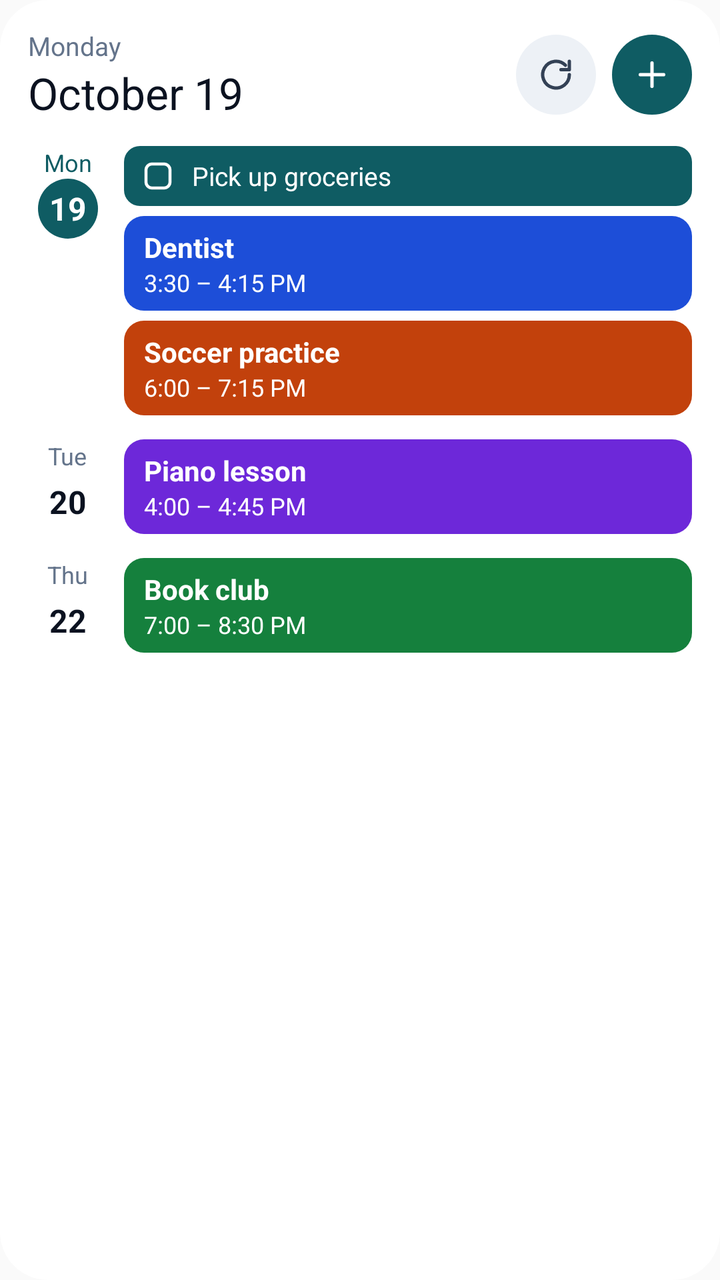
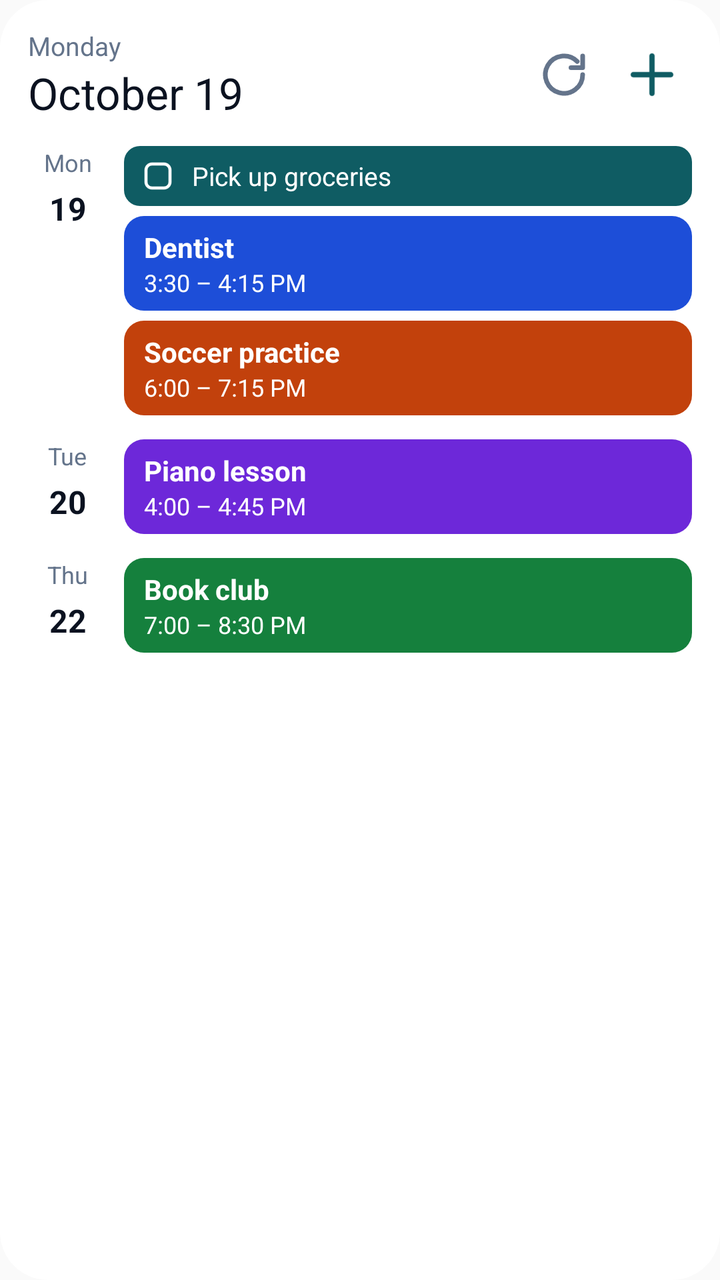

An Android layout rendered at two revisions. The XML below is the earlier revision; the diff shows what the commit changed to produce the second picture.
<!-- AndroidManifest.xml: application theme Theme.Kairos -->
<!-- res/layout/widget_preview.xml -->
<?xml version="1.0" encoding="utf-8"?>
<LinearLayout xmlns:android="http://schemas.android.com/apk/res/android"
    android:layout_width="match_parent"
    android:layout_height="match_parent"
    android:background="@drawable/wp_bg_card"
    android:orientation="vertical"
    android:paddingStart="14dp"
    android:paddingTop="14dp"
    android:paddingEnd="14dp">

    <LinearLayout android:layout_width="match_parent" android:layout_height="wrap_content" android:layout_marginBottom="12dp" android:gravity="center_vertical" android:orientation="horizontal">
        <LinearLayout android:layout_width="0dp" android:layout_height="wrap_content" android:layout_weight="1" android:orientation="vertical">
            <TextView android:layout_width="wrap_content" android:layout_height="wrap_content" android:text="Monday" android:textColor="@color/wp_muted" android:textSize="13sp" />
            <TextView android:layout_width="wrap_content" android:layout_height="wrap_content" android:maxLines="1" android:text="October 19" android:textColor="@color/wp_ink" android:textSize="22sp" />
        </LinearLayout>
        <FrameLayout android:layout_width="40dp" android:layout_height="40dp" android:layout_marginEnd="8dp" android:background="@drawable/wp_bg_chip">
            <ImageView android:layout_width="20dp" android:layout_height="20dp" android:layout_gravity="center" android:src="@drawable/ic_widget_refresh" android:tint="@color/wp_chip_icon" />
        </FrameLayout>
        <FrameLayout android:layout_width="40dp" android:layout_height="40dp" android:background="@drawable/wp_bg_accent">
            <ImageView android:layout_width="20dp" android:layout_height="20dp" android:layout_gravity="center" android:src="@drawable/ic_widget_plus" android:tint="@color/wp_on_accent" />
        </FrameLayout>
    </LinearLayout>

    <LinearLayout android:layout_width="match_parent" android:layout_height="wrap_content" android:layout_marginBottom="7dp" android:orientation="horizontal">
        <LinearLayout android:layout_width="40dp" android:layout_height="wrap_content" android:gravity="center_horizontal" android:orientation="vertical">
            <TextView android:layout_width="wrap_content" android:layout_height="wrap_content" android:text="Mon" android:textColor="@color/wp_accent" android:textSize="12sp" />
            <TextView android:layout_width="30dp" android:layout_height="30dp" android:gravity="center" android:background="@drawable/wp_bg_today" android:text="19" android:textColor="@color/wp_on_accent" android:textSize="16sp" android:textStyle="bold" />
        </LinearLayout>
        <LinearLayout android:layout_width="0dp" android:layout_height="wrap_content" android:layout_marginStart="8dp" android:layout_weight="1" android:orientation="vertical">
            <LinearLayout android:layout_width="match_parent" android:layout_height="30dp" android:layout_marginBottom="5dp" android:background="@drawable/wp_bg_task" android:gravity="center_vertical" android:orientation="horizontal" android:paddingStart="8dp" android:paddingEnd="10dp">
                <ImageView android:layout_width="18dp" android:layout_height="18dp" android:layout_marginEnd="8dp" android:src="@drawable/ic_widget_box" android:tint="@color/wp_on_accent" />
                <TextView android:layout_width="wrap_content" android:layout_height="wrap_content" android:maxLines="1" android:text="Pick up groceries" android:textColor="@color/wp_on_accent" android:textSize="13sp" />
            </LinearLayout>
            <LinearLayout android:layout_width="match_parent" android:layout_height="wrap_content" android:layout_marginBottom="5dp" android:background="@drawable/wp_bg_ev_blue" android:orientation="vertical" android:paddingStart="10dp" android:paddingTop="6dp" android:paddingEnd="10dp" android:paddingBottom="6dp">
                <TextView android:layout_width="wrap_content" android:layout_height="wrap_content" android:maxLines="1" android:text="Dentist" android:textColor="#FFFFFFFF" android:textSize="14sp" android:textStyle="bold" />
                <TextView android:layout_width="wrap_content" android:layout_height="wrap_content" android:maxLines="1" android:text="3:30 – 4:15 PM" android:textColor="#FFFFFFFF" android:textSize="12sp" />
            </LinearLayout>
            <LinearLayout android:layout_width="match_parent" android:layout_height="wrap_content" android:layout_marginBottom="5dp" android:background="@drawable/wp_bg_ev_orange" android:orientation="vertical" android:paddingStart="10dp" android:paddingTop="6dp" android:paddingEnd="10dp" android:paddingBottom="6dp">
                <TextView android:layout_width="wrap_content" android:layout_height="wrap_content" android:maxLines="1" android:text="Soccer practice" android:textColor="#FFFFFFFF" android:textSize="14sp" android:textStyle="bold" />
                <TextView android:layout_width="wrap_content" android:layout_height="wrap_content" android:maxLines="1" android:text="6:00 – 7:15 PM" android:textColor="#FFFFFFFF" android:textSize="12sp" />
            </LinearLayout>
        </LinearLayout>
    </LinearLayout>
    <LinearLayout android:layout_width="match_parent" android:layout_height="wrap_content" android:layout_marginBottom="7dp" android:orientation="horizontal">
        <LinearLayout android:layout_width="40dp" android:layout_height="wrap_content" android:gravity="center_horizontal" android:orientation="vertical">
            <TextView android:layout_width="wrap_content" android:layout_height="wrap_content" android:text="Tue" android:textColor="@color/wp_muted" android:textSize="12sp" />
            <TextView android:layout_width="30dp" android:layout_height="30dp" android:gravity="center" android:text="20" android:textColor="@color/wp_ink" android:textSize="16sp" android:textStyle="bold" />
        </LinearLayout>
        <LinearLayout android:layout_width="0dp" android:layout_height="wrap_content" android:layout_marginStart="8dp" android:layout_weight="1" android:orientation="vertical">
            <LinearLayout android:layout_width="match_parent" android:layout_height="wrap_content" android:layout_marginBottom="5dp" android:background="@drawable/wp_bg_ev_purple" android:orientation="vertical" android:paddingStart="10dp" android:paddingTop="6dp" android:paddingEnd="10dp" android:paddingBottom="6dp">
                <TextView android:layout_width="wrap_content" android:layout_height="wrap_content" android:maxLines="1" android:text="Piano lesson" android:textColor="#FFFFFFFF" android:textSize="14sp" android:textStyle="bold" />
                <TextView android:layout_width="wrap_content" android:layout_height="wrap_content" android:maxLines="1" android:text="4:00 – 4:45 PM" android:textColor="#FFFFFFFF" android:textSize="12sp" />
            </LinearLayout>
        </LinearLayout>
    </LinearLayout>
    <LinearLayout android:layout_width="match_parent" android:layout_height="wrap_content" android:layout_marginBottom="7dp" android:orientation="horizontal">
        <LinearLayout android:layout_width="40dp" android:layout_height="wrap_content" android:gravity="center_horizontal" android:orientation="vertical">
            <TextView android:layout_width="wrap_content" android:layout_height="wrap_content" android:text="Thu" android:textColor="@color/wp_muted" android:textSize="12sp" />
            <TextView android:layout_width="30dp" android:layout_height="30dp" android:gravity="center" android:text="22" android:textColor="@color/wp_ink" android:textSize="16sp" android:textStyle="bold" />
        </LinearLayout>
        <LinearLayout android:layout_width="0dp" android:layout_height="wrap_content" android:layout_marginStart="8dp" android:layout_weight="1" android:orientation="vertical">
            <LinearLayout android:layout_width="match_parent" android:layout_height="wrap_content" android:layout_marginBottom="5dp" android:background="@drawable/wp_bg_ev_green" android:orientation="vertical" android:paddingStart="10dp" android:paddingTop="6dp" android:paddingEnd="10dp" android:paddingBottom="6dp">
                <TextView android:layout_width="wrap_content" android:layout_height="wrap_content" android:maxLines="1" android:text="Book club" android:textColor="#FFFFFFFF" android:textSize="14sp" android:textStyle="bold" />
                <TextView android:layout_width="wrap_content" android:layout_height="wrap_content" android:maxLines="1" android:text="7:00 – 8:30 PM" android:textColor="#FFFFFFFF" android:textSize="12sp" />
            </LinearLayout>
        </LinearLayout>
    </LinearLayout>
</LinearLayout>
<!-- resources referenced by this layout -->
<resources>
  <color name="wp_accent">#FF0F5C63</color>
  <color name="wp_chip_icon">#FF334155</color>
  <color name="wp_ink">#FF0B1220</color>
  <color name="wp_muted">#FF64748B</color>
  <color name="wp_on_accent">#FFFFFFFF</color>
  <!-- drawable ic_widget_box (drawable) -->
  <?xml version="1.0" encoding="utf-8"?>
  <vector xmlns:android="http://schemas.android.com/apk/res/android"
      android:width="24dp"
      android:height="24dp"
      android:viewportWidth="24"
      android:viewportHeight="24">
      <path android:strokeColor="#FFFFFFFF" android:strokeWidth="2" android:strokeLineCap="round" android:strokeLineJoin="round" android:fillColor="#00000000" android:pathData="M8,4h8a4,4 0,0 1,4 4v8a4,4 0,0 1,-4 4H8a4,4 0,0 1,-4 -4V8a4,4 0,0 1,4 -4z" />
  </vector>
  <!-- drawable ic_widget_plus (drawable) -->
  <?xml version="1.0" encoding="utf-8"?>
  <vector xmlns:android="http://schemas.android.com/apk/res/android"
      android:width="24dp"
      android:height="24dp"
      android:viewportWidth="24"
      android:viewportHeight="24">
      <path android:strokeColor="#FFFFFFFF" android:strokeWidth="2" android:strokeLineCap="round" android:strokeLineJoin="round" android:fillColor="#00000000" android:pathData="M12,5v14" />
      <path android:strokeColor="#FFFFFFFF" android:strokeWidth="2" android:strokeLineCap="round" android:strokeLineJoin="round" android:fillColor="#00000000" android:pathData="M5,12h14" />
  </vector>
  <!-- drawable wp_bg_accent (drawable) -->
  <?xml version="1.0" encoding="utf-8"?>
  <shape xmlns:android="http://schemas.android.com/apk/res/android" android:shape="rectangle">
      <solid android:color="@color/wp_accent" />
      <corners android:radius="20dp" />
  </shape>
  <!-- drawable wp_bg_card (drawable) -->
  <?xml version="1.0" encoding="utf-8"?>
  <shape xmlns:android="http://schemas.android.com/apk/res/android" android:shape="rectangle">
      <solid android:color="@color/wp_card" />
      <corners android:radius="24dp" />
  </shape>
  <!-- drawable wp_bg_chip (drawable) -->
  <?xml version="1.0" encoding="utf-8"?>
  <shape xmlns:android="http://schemas.android.com/apk/res/android" android:shape="rectangle">
      <solid android:color="@color/wp_chip" />
      <corners android:radius="20dp" />
  </shape>
  <!-- drawable wp_bg_ev_blue (drawable) -->
  <?xml version="1.0" encoding="utf-8"?>
  <shape xmlns:android="http://schemas.android.com/apk/res/android" android:shape="rectangle">
      <solid android:color="#FF1D4ED8" />
      <corners android:radius="10dp" />
  </shape>
  <!-- drawable wp_bg_ev_green (drawable) -->
  <?xml version="1.0" encoding="utf-8"?>
  <shape xmlns:android="http://schemas.android.com/apk/res/android" android:shape="rectangle">
      <solid android:color="#FF15803D" />
      <corners android:radius="10dp" />
  </shape>
  <!-- drawable wp_bg_ev_orange (drawable) -->
  <?xml version="1.0" encoding="utf-8"?>
  <shape xmlns:android="http://schemas.android.com/apk/res/android" android:shape="rectangle">
      <solid android:color="#FFC2410C" />
      <corners android:radius="10dp" />
  </shape>
  <!-- drawable wp_bg_ev_purple (drawable) -->
  <?xml version="1.0" encoding="utf-8"?>
  <shape xmlns:android="http://schemas.android.com/apk/res/android" android:shape="rectangle">
      <solid android:color="#FF6D28D9" />
      <corners android:radius="10dp" />
  </shape>
  <!-- drawable wp_bg_task (drawable) -->
  <?xml version="1.0" encoding="utf-8"?>
  <shape xmlns:android="http://schemas.android.com/apk/res/android" android:shape="rectangle">
      <solid android:color="@color/wp_accent" />
      <corners android:radius="8dp" />
  </shape>
  <!-- drawable wp_bg_today (drawable) -->
  <?xml version="1.0" encoding="utf-8"?>
  <shape xmlns:android="http://schemas.android.com/apk/res/android" android:shape="rectangle">
      <solid android:color="@color/wp_accent" />
      <corners android:radius="15dp" />
  </shape>
  <style name="Theme.Kairos" parent="android:Theme.Material.Light.NoActionBar" />
  <color name="wp_card">#FFFFFFFF</color>
  <color name="wp_chip">#FFEDF1F6</color>
  <!-- unchanged entries left out for length: 1 -->
</resources>

<!-- the commit's change to res/layout/widget_preview.xml (unified diff, before → after) -->
@@ -13,18 +13,18 @@
             <TextView android:layout_width="wrap_content" android:layout_height="wrap_content" android:text="Monday" android:textColor="@color/wp_muted" android:textSize="13sp" />
             <TextView android:layout_width="wrap_content" android:layout_height="wrap_content" android:maxLines="1" android:text="October 19" android:textColor="@color/wp_ink" android:textSize="22sp" />
         </LinearLayout>
-        <FrameLayout android:layout_width="40dp" android:layout_height="40dp" android:layout_marginEnd="8dp" android:background="@drawable/wp_bg_chip">
-            <ImageView android:layout_width="20dp" android:layout_height="20dp" android:layout_gravity="center" android:src="@drawable/ic_widget_refresh" android:tint="@color/wp_chip_icon" />
+        <FrameLayout android:layout_width="40dp" android:layout_height="40dp" android:layout_marginEnd="4dp">
+            <ImageView android:layout_width="28dp" android:layout_height="28dp" android:layout_gravity="center" android:src="@drawable/ic_widget_refresh" android:tint="@color/wp_muted" />
         </FrameLayout>
-        <FrameLayout android:layout_width="40dp" android:layout_height="40dp" android:background="@drawable/wp_bg_accent">
-            <ImageView android:layout_width="20dp" android:layout_height="20dp" android:layout_gravity="center" android:src="@drawable/ic_widget_plus" android:tint="@color/wp_on_accent" />
+        <FrameLayout android:layout_width="40dp" android:layout_height="40dp">
+            <ImageView android:layout_width="32dp" android:layout_height="32dp" android:layout_gravity="center" android:src="@drawable/ic_widget_plus" android:tint="@color/wp_accent" />
         </FrameLayout>
     </LinearLayout>
 
     <LinearLayout android:layout_width="match_parent" android:layout_height="wrap_content" android:layout_marginBottom="7dp" android:orientation="horizontal">
         <LinearLayout android:layout_width="40dp" android:layout_height="wrap_content" android:gravity="center_horizontal" android:orientation="vertical">
-            <TextView android:layout_width="wrap_content" android:layout_height="wrap_content" android:text="Mon" android:textColor="@color/wp_accent" android:textSize="12sp" />
-            <TextView android:layout_width="30dp" android:layout_height="30dp" android:gravity="center" android:background="@drawable/wp_bg_today" android:text="19" android:textColor="@color/wp_on_accent" android:textSize="16sp" android:textStyle="bold" />
+            <TextView android:layout_width="wrap_content" android:layout_height="wrap_content" android:text="Mon" android:textColor="@color/wp_muted" android:textSize="12sp" />
+            <TextView android:layout_width="30dp" android:layout_height="30dp" android:gravity="center" android:text="19" android:textColor="@color/wp_ink" android:textSize="16sp" android:textStyle="bold" />
         </LinearLayout>
         <LinearLayout android:layout_width="0dp" android:layout_height="wrap_content" android:layout_marginStart="8dp" android:layout_weight="1" android:orientation="vertical">
             <LinearLayout android:layout_width="match_parent" android:layout_height="30dp" android:layout_marginBottom="5dp" android:background="@drawable/wp_bg_task" android:gravity="center_vertical" android:orientation="horizontal" android:paddingStart="8dp" android:paddingEnd="10dp">
<!-- resource entries referenced after the edit -->
@@ -1,7 +1,6 @@
 <!-- resources referenced by this layout -->
 <resources>
   <color name="wp_accent">#FF0F5C63</color>
-  <color name="wp_chip_icon">#FF334155</color>
   <color name="wp_ink">#FF0B1220</color>
   <color name="wp_muted">#FF64748B</color>
   <color name="wp_on_accent">#FFFFFFFF</color>
@@ -24,23 +23,11 @@
       <path android:strokeColor="#FFFFFFFF" android:strokeWidth="2" android:strokeLineCap="round" android:strokeLineJoin="round" android:fillColor="#00000000" android:pathData="M12,5v14" />
       <path android:strokeColor="#FFFFFFFF" android:strokeWidth="2" android:strokeLineCap="round" android:strokeLineJoin="round" android:fillColor="#00000000" android:pathData="M5,12h14" />
   </vector>
-  <!-- drawable wp_bg_accent (drawable) -->
-  <?xml version="1.0" encoding="utf-8"?>
-  <shape xmlns:android="http://schemas.android.com/apk/res/android" android:shape="rectangle">
-      <solid android:color="@color/wp_accent" />
-      <corners android:radius="20dp" />
-  </shape>
   <!-- drawable wp_bg_card (drawable) -->
   <?xml version="1.0" encoding="utf-8"?>
   <shape xmlns:android="http://schemas.android.com/apk/res/android" android:shape="rectangle">
       <solid android:color="@color/wp_card" />
       <corners android:radius="24dp" />
-  </shape>
-  <!-- drawable wp_bg_chip (drawable) -->
-  <?xml version="1.0" encoding="utf-8"?>
-  <shape xmlns:android="http://schemas.android.com/apk/res/android" android:shape="rectangle">
-      <solid android:color="@color/wp_chip" />
-      <corners android:radius="20dp" />
   </shape>
   <!-- drawable wp_bg_ev_blue (drawable) -->
   <?xml version="1.0" encoding="utf-8"?>
@@ -72,15 +59,8 @@
       <solid android:color="@color/wp_accent" />
       <corners android:radius="8dp" />
   </shape>
-  <!-- drawable wp_bg_today (drawable) -->
-  <?xml version="1.0" encoding="utf-8"?>
-  <shape xmlns:android="http://schemas.android.com/apk/res/android" android:shape="rectangle">
-      <solid android:color="@color/wp_accent" />
-      <corners android:radius="15dp" />
-  </shape>
   <style name="Theme.Kairos" parent="android:Theme.Material.Light.NoActionBar" />
   <color name="wp_card">#FFFFFFFF</color>
-  <color name="wp_chip">#FFEDF1F6</color>
   <!-- unchanged entries left out for length: 1 -->
 </resources>
 
